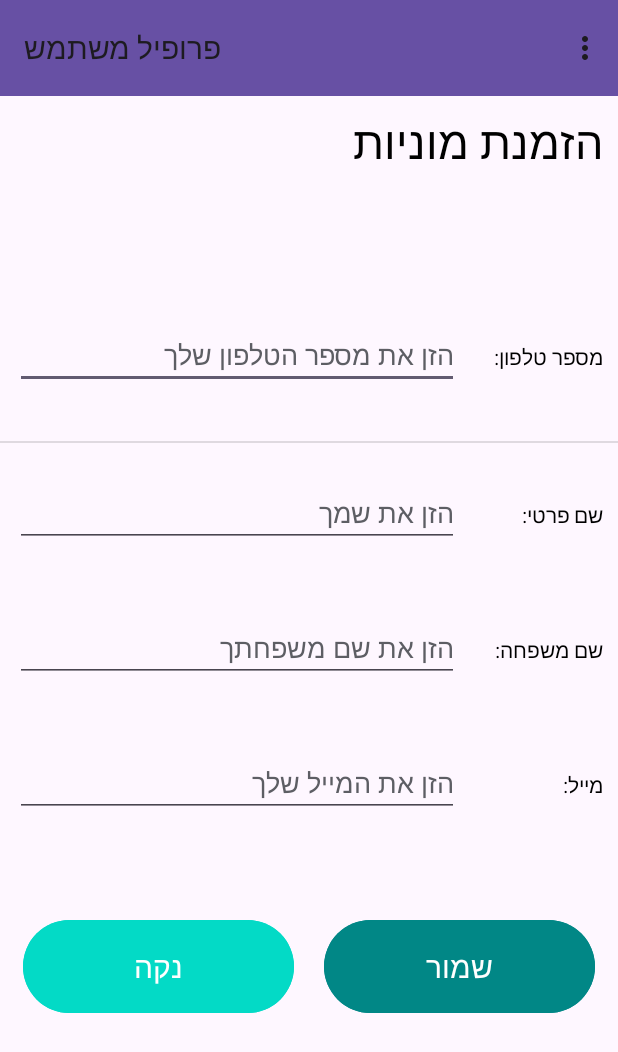
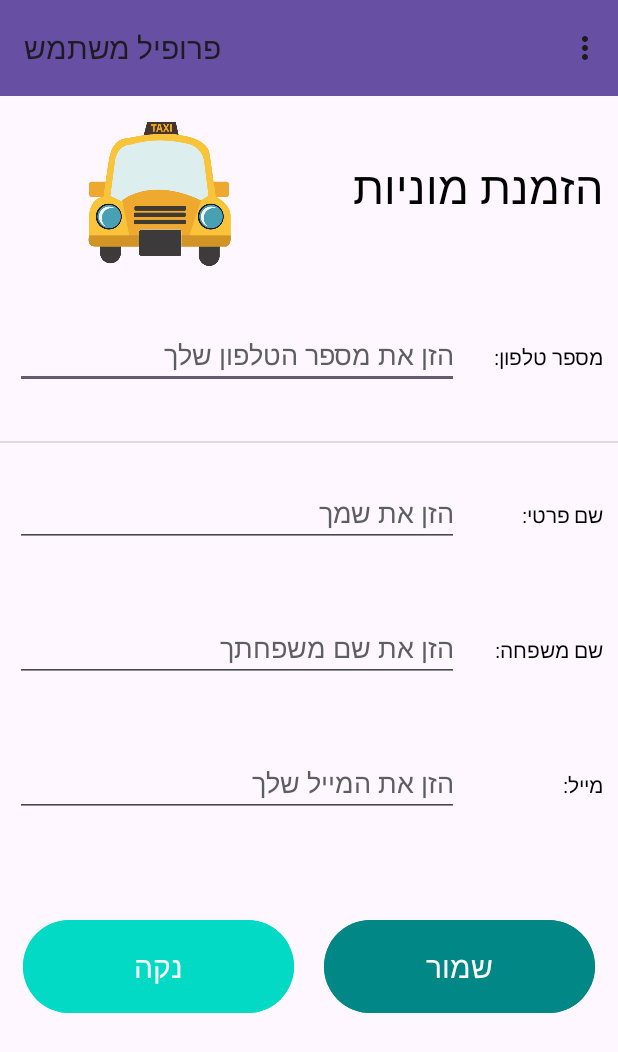
Before and after one commit to MichalBrook/MyTaxi, an Android app: the screen it shows after launch (OpeningActivity), on a phone screen of 412 x 824 dp. Shown: the top 1052 px of the screen. Run offline under Robolectric (Android 15) with nearby library versions, the phone set to English and light mode, and no system bars.

Commit message:
Add application image

```diff
--- a/app/src/main/res/layout/activity_opening.xml
+++ b/app/src/main/res/layout/activity_opening.xml
@@ -39,12 +39,14 @@
             android:layout_width="193dp"
             android:layout_height="match_parent"
             android:layout_weight="1"
-            tools:srcCompat="@tools:sample/avatars" />
+            app:srcCompat="@drawable/taxi_logo"
+            tools:srcCompat="@drawable/taxi_logo" />
 
         <TextView
             android:id="@+id/userProfile"
             android:layout_width="200dp"
             android:layout_height="73dp"
+            android:layout_marginTop="30sp"
             android:text="הזמנת מוניות"
             android:textAlignment="textStart"
             android:textColor="@color/black"
```
Also changed, not shown: app/src/main/res/drawable/taxi_logo.png (added).
